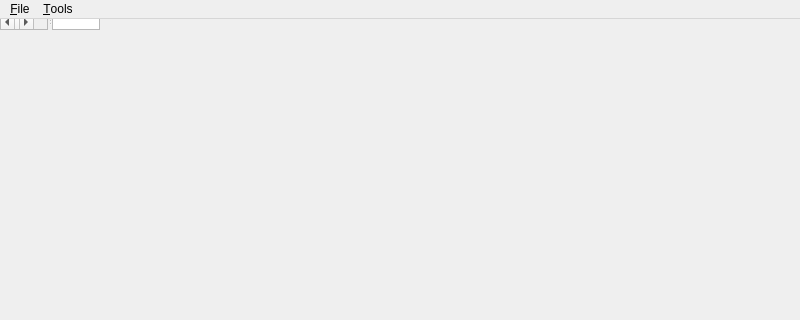
karoyqiu/qaria, file src/mainwindow.ui: the form before one commit; both pictures show x 0 to 800 and y 0 to 320 of the 800 by 500 pixel window.
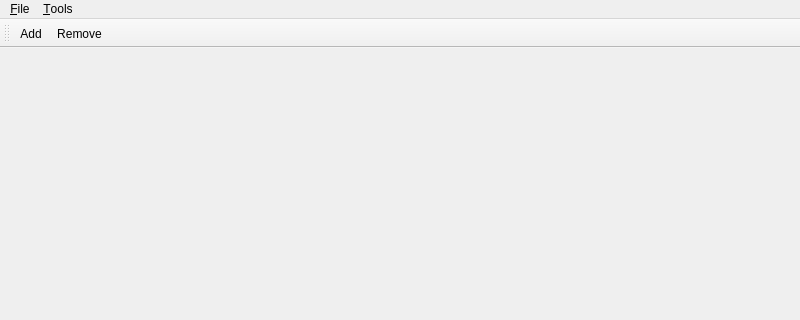
The form after the commit.

The edit to the form file:
```diff
--- a/src/mainwindow.ui
+++ b/src/mainwindow.ui
@@ -150,6 +150,19 @@
    <addaction name="menuTools"/>
   </widget>
   <widget class="QStatusBar" name="statusBar"/>
+  <widget class="QToolBar" name="toolBar">
+   <property name="windowTitle">
+    <string>Main</string>
+   </property>
+   <attribute name="toolBarArea">
+    <enum>TopToolBarArea</enum>
+   </attribute>
+   <attribute name="toolBarBreak">
+    <bool>false</bool>
+   </attribute>
+   <addaction name="actionAdd"/>
+   <addaction name="actionRemove"/>
+  </widget>
   <action name="actionAdd">
    <property name="text">
     <string>&amp;Add...</string>
@@ -168,6 +181,11 @@
     <string>&amp;Options...</string>
    </property>
   </action>
+  <action name="actionRemove">
+   <property name="text">
+    <string>&amp;Remove</string>
+   </property>
+  </action>
  </widget>
  <resources/>
  <connections>
```
